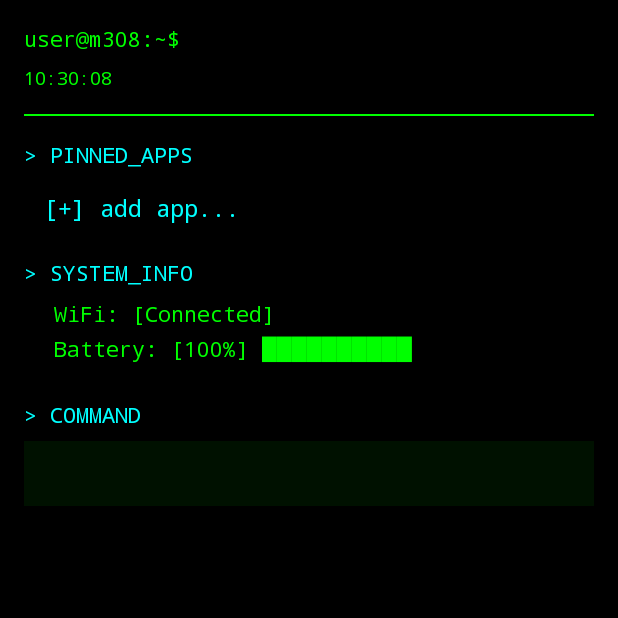
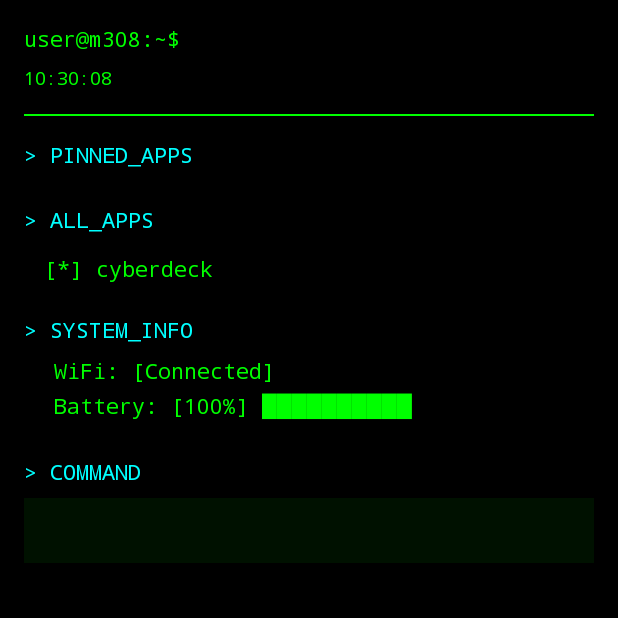
Before and after one commit to JPslaugh/CyberDeckLauncher, an Android app: the screen it shows after launch (MainActivity), on a phone screen of 412 x 824 dp, the top half of it. Run offline under Robolectric (Android 15) with nearby library versions, the phone set to English and light mode, and no system bars.

Commit message:
Add ALL_APPS view with scrollable terminal-style app list, remove add app button

```diff
--- a/app/src/main/java/com/cyberdeck/launcher/MainActivity.java
+++ b/app/src/main/java/com/cyberdeck/launcher/MainActivity.java
@@ -23,7 +23,7 @@ import java.util.Locale;
 
 public class MainActivity extends Activity {
 
-    private LinearLayout pinnedAppsContainer;
+    private LinearLayout pinnedAppsContainer, allAppsContainer;
     private TextView batteryText, wifiText, timeText;
     private EditText commandInput;
     private List<String> pinnedPackages;
@@ -45,6 +45,7 @@ public class MainActivity extends Activity {
 
         // Initialize views
         pinnedAppsContainer = findViewById(R.id.pinnedAppsContainer);
+        allAppsContainer = findViewById(R.id.allAppsContainer);
         batteryText = findViewById(R.id.batteryText);
         wifiText = findViewById(R.id.wifiText);
         timeText = findViewById(R.id.timeText);
@@ -62,6 +63,7 @@ public class MainActivity extends Activity {
         loadAllApps();
 
         loadPinnedApps();
+        loadAllAppsView();
         updateSystemInfo();
         setupCommandInput();
     }
@@ -88,15 +90,6 @@ public class MainActivity extends Activity {
             }
         }
 
-        // Add "add app" button
-        TextView addButton = new TextView(this);
-        addButton.setText("[+] add app...");
-        addButton.setTextSize(16);
-        addButton.setTextColor(0xFF00FFFF); // Cyan
-        addButton.setPadding(20, 10, 20, 10);
-        addButton.setTypeface(android.graphics.Typeface.MONOSPACE);
-        addButton.setOnClickListener(v -> showAppPicker());
-        pinnedAppsContainer.addView(addButton);
     }
 
     private void updateSystemInfo() {
@@ -155,6 +148,26 @@ public class MainActivity extends Activity {
             String pkg = app.activityInfo.packageName;
             allApps.add(new AppInfo(name, pkg));
         }
+
+        // Sort alphabetically
+        java.util.Collections.sort(allApps, (a, b) -> a.name.compareToIgnoreCase(b.name));
+    }
+
+    private void loadAllAppsView() {
+        allAppsContainer.removeAllViews();
+
+        for (AppInfo app : allApps) {
+            TextView appView = new TextView(this);
+            appView.setText("[*] " + app.name.toLowerCase());
+            appView.setTextSize(14);
+            appView.setTextColor(0xFF00FF00); // Green
+            appView.setPadding(20, 8, 20, 8);
+            appView.setTypeface(android.graphics.Typeface.MONOSPACE);
+
+            appView.setOnClickListener(v -> launchApp(app.packageName));
+
+            allAppsContainer.addView(appView);
+        }
     }
 
     private void executeCommand(String cmd) {
@@ -181,7 +194,9 @@ public class MainActivity extends Activity {
                 break;
             case "reset":
             case "clear":
+                loadAllApps();
                 loadPinnedApps();
+                loadAllAppsView();
                 Toast.makeText(this, "Launcher reset", Toast.LENGTH_SHORT).show();
                 break;
             case "exit":
@@ -246,11 +261,6 @@ public class MainActivity extends Activity {
         }
     }
 
-    private void showAppPicker() {
-        // Simple implementation - show toast for now
-        Toast.makeText(this, "App picker - coming soon!", Toast.LENGTH_SHORT).show();
-    }
-
     @Override
     protected void onResume() {
         super.onResume();
--- a/app/src/main/res/layout/activity_main.xml
+++ b/app/src/main/res/layout/activity_main.xml
@@ -51,6 +51,23 @@
 
         <LinearLayout
             android:id="@+id/pinnedAppsContainer"
+            android:layout_width="match_parent"
+            android:layout_height="wrap_content"
+            android:orientation="vertical"
+            android:paddingBottom="16dp" />
+
+        <!-- All Apps Section -->
+        <TextView
+            android:layout_width="match_parent"
+            android:layout_height="wrap_content"
+            android:text="> ALL_APPS"
+            android:textColor="#00FFFF"
+            android:textSize="14sp"
+            android:fontFamily="monospace"
+            android:paddingBottom="8dp" />
+
+        <LinearLayout
+            android:id="@+id/allAppsContainer"
             android:layout_width="match_parent"
             android:layout_height="wrap_content"
             android:orientation="vertical"
```
Also changed, not shown: 1 other file.
